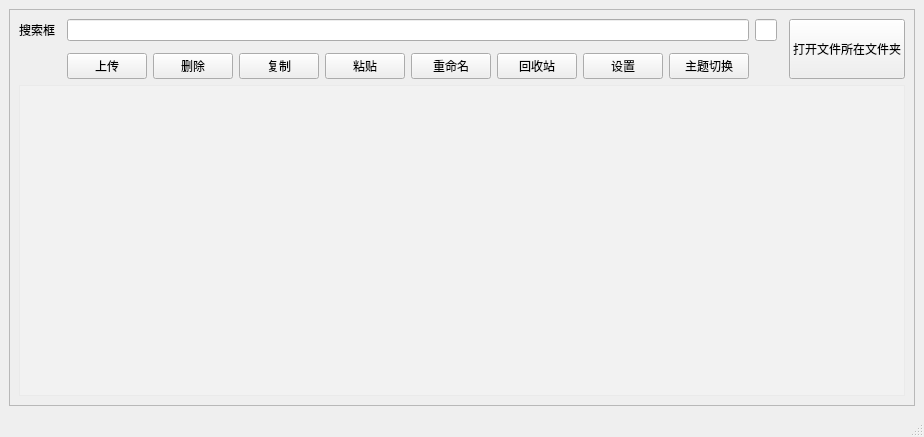
The window that cell_main.ui (Jojuyn/FileManager) describes before a commit, drawn with Qt 5.
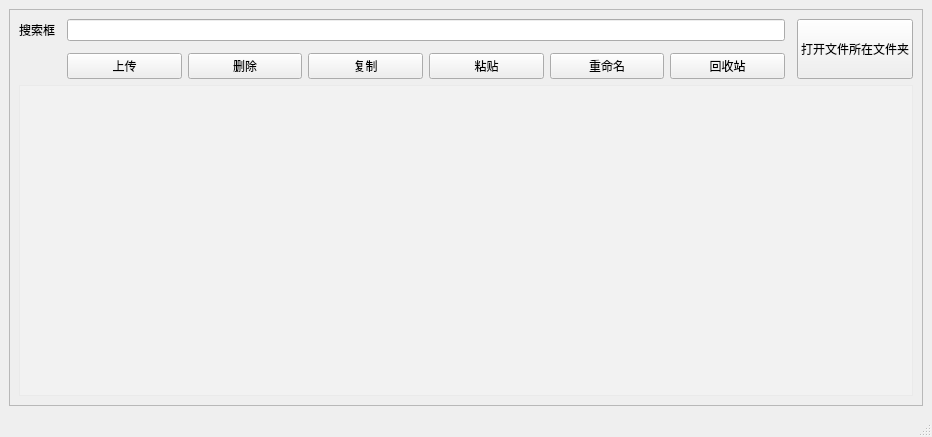
The same window after the commit. Icons and pictures are not drawn.

```diff
--- a/cell_main.ui
+++ b/cell_main.ui
@@ -6,7 +6,7 @@
    <rect>
     <x>0</x>
     <y>0</y>
-    <width>904</width>
+    <width>932</width>
     <height>437</height>
    </rect>
   </property>
@@ -31,7 +31,7 @@
        <enum>QFrame::Shadow::Raised</enum>
       </property>
       <layout class="QGridLayout" name="gridLayout">
-       <item row="0" column="5" rowspan="4">
+       <item row="0" column="4" rowspan="4">
         <widget class="QPushButton" name="btn_open">
          <property name="sizePolicy">
           <sizepolicy hsizetype="Minimum" vsizetype="Preferred">
@@ -44,25 +44,6 @@
          </property>
         </widget>
        </item>
-       <item row="6" column="0" colspan="6">
-        <widget class="QTableView" name="tableView">
-         <property name="styleSheet">
-          <string notr="true">QTableView {
-    background-color: rgba(255, 255, 255, 50); /* 黑色，透明度~20% */
-}</string>
-         </property>
-        </widget>
-       </item>
-       <item row="0" column="0">
-        <widget class="QLabel" name="lib_search">
-         <property name="text">
-          <string>搜索框</string>
-         </property>
-        </widget>
-       </item>
-       <item row="0" column="2">
-        <widget class="QLineEdit" name="searchBar"/>
-       </item>
        <item row="2" column="2" rowspan="2">
         <layout class="QHBoxLayout" name="horizontalLayout_2">
          <item>
@@ -107,30 +88,26 @@
            </property>
           </widget>
          </item>
-         <item>
-          <widget class="QPushButton" name="settingBtn">
-           <property name="text">
-            <string>设置</string>
-           </property>
-          </widget>
-         </item>
-         <item>
-          <widget class="QPushButton" name="themeBtn">
-           <property name="sizePolicy">
-            <sizepolicy hsizetype="Minimum" vsizetype="Preferred">
-             <horstretch>0</horstretch>
-             <verstretch>0</verstretch>
-            </sizepolicy>
-           </property>
-           <property name="text">
-            <string>主题切换</string>
-           </property>
-          </widget>
-         </item>
         </layout>
        </item>
-       <item row="0" column="3">
-        <widget class="QLineEdit" name="lineEdit"/>
+       <item row="0" column="2">
+        <widget class="QLineEdit" name="searchBar"/>
+       </item>
+       <item row="0" column="0">
+        <widget class="QLabel" name="lib_search">
+         <property name="text">
+          <string>搜索框</string>
+         </property>
+        </widget>
+       </item>
+       <item row="6" column="0" colspan="5">
+        <widget class="QTableView" name="tableView">
+         <property name="styleSheet">
+          <string notr="true">QTableView {
+    background-color: rgba(255, 255, 255, 50); /* 黑色，透明度~20% */
+}</string>
+         </property>
+        </widget>
        </item>
       </layout>
      </widget>
```
Left out of the diff: 2 changed lines with no effect on the pictures.
